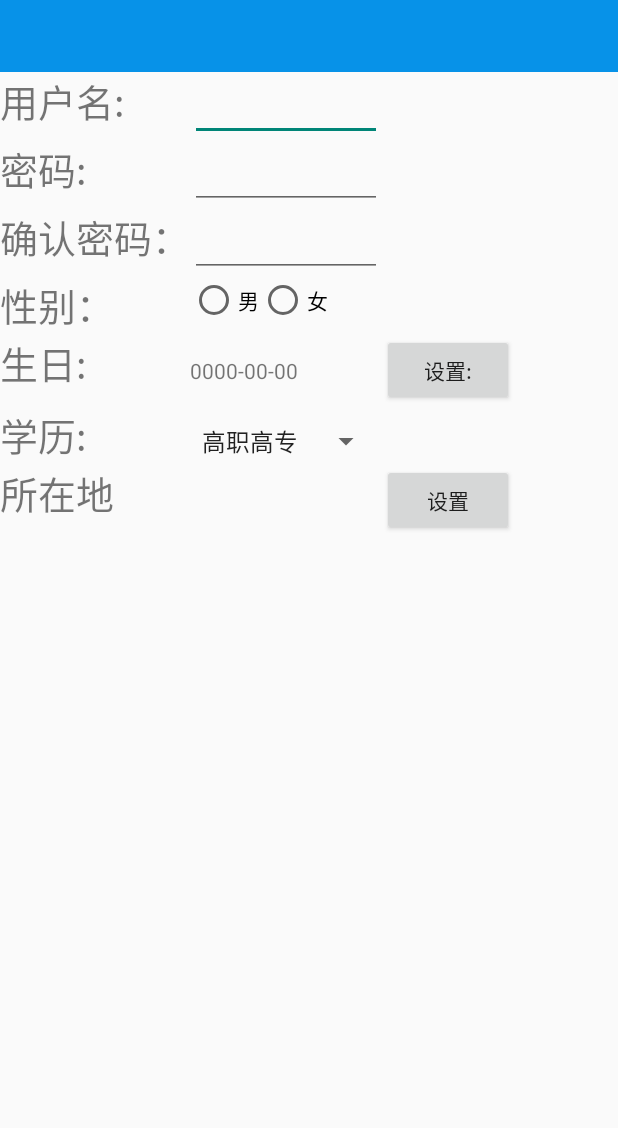
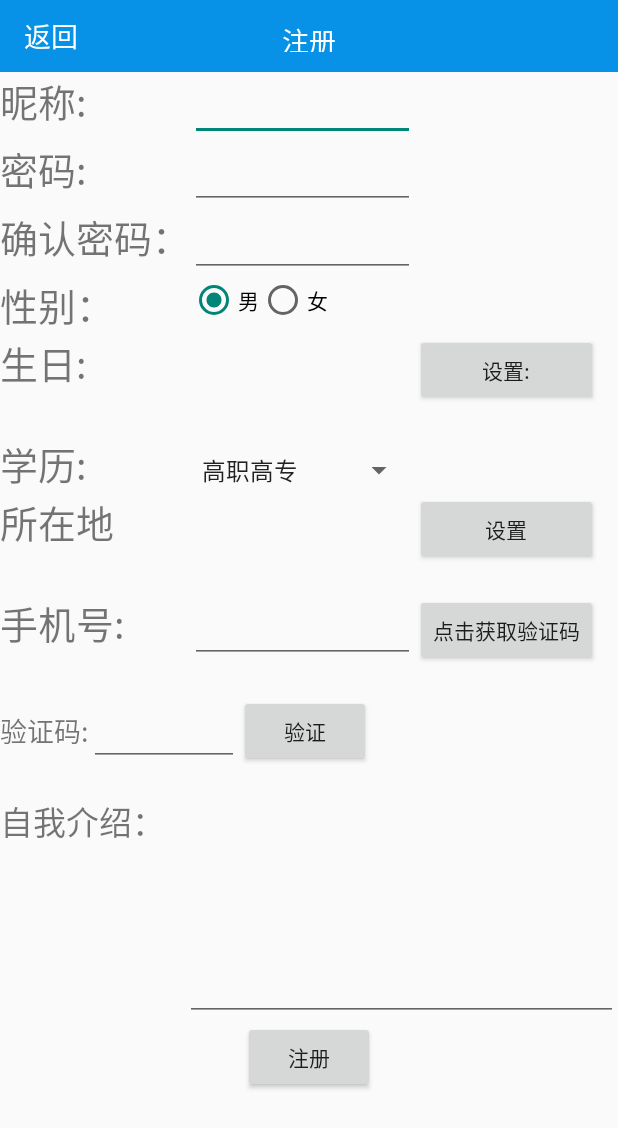
Before and after one commit to zeedraw/ourApp, an Android app: the SignUp screen opened directly, with no data from a screen before it, on a phone screen of 412 x 824 dp. Shown: the top 1128 px of the screen. Run offline under Robolectric (Android 15) with nearby library versions, the phone set to English and light mode, and no system bars; libraries missing offline, so code that uses them is left out: cn.bmob.v3.

Commit message:
基本完成注册界面的功能（判断各编辑框的内容，手机短信验证） 未完成功能：注册按钮的事件绑定

```diff
--- a/ourapp/app/src/main/java/com/example/administrator/ourapp/SignUp.java
+++ b/ourapp/app/src/main/java/com/example/administrator/ourapp/SignUp.java
@@ -1,20 +1,31 @@
 package com.example.administrator.ourapp;
 
+import android.app.DatePickerDialog;
 import android.content.DialogInterface;
 import android.content.SharedPreferences;
 import android.os.Bundle;
 import android.support.annotation.Nullable;
 import android.support.v7.app.AlertDialog;
-import android.support.v7.app.AppCompatActivity;
-import android.view.LayoutInflater;
+import android.text.method.PasswordTransformationMethod;
+import android.util.Log;
 import android.view.View;
-import android.view.ViewParent;
 import android.widget.Button;
+import android.widget.DatePicker;
+import android.widget.EditText;
 import android.widget.LinearLayout;
+import android.widget.RadioGroup;
+import android.widget.Spinner;
 import android.widget.TextView;
+import android.widget.Toast;
 
 import com.example.administrator.ourapp.location.LocationTest;
 
+import java.util.regex.Matcher;
+import java.util.regex.Pattern;
+
+import cn.bmob.v3.BmobSMS;
+import cn.bmob.v3.exception.BmobException;
+import cn.bmob.v3.listener.QueryListener;
 import wheel.widget.OnWheelChangedListener;
 import wheel.widget.WheelView;
 import wheel.widget.adapters.ArrayWheelAdapter;
@@ -22,39 +33,93 @@ import wheel.widget.adapters.ArrayWheelAdapter;
 /**
  * Created by Administrator on 2016/9/5.
  */
-public class SignUp extends LocationTest implements OnWheelChangedListener,View.OnClickListener {
+public class SignUp extends LocationTest implements OnWheelChangedListener,View.OnClickListener,DatePickerDialog.OnDateSetListener,View.OnFocusChangeListener {
     private WheelView mViewProvince;
     private WheelView mViewCity;
-    private WheelView mViewDistrict;
-    private Button mBtnConfirm,location_setting;
-    private TextView location_tv;
+    private WheelView mViewDistrict;//wheelview组件
+    private Button mBtnConfirm,location_setting,bd_setting,signup_bt,verify_bt;
+    private TimeButton sendsms_bt;
+    private TextView location_tv,bd_tv,pwconfirm_mes, phone_mes,title,rt,user_mes,
+                pw_mes,bd_mes,location_mes,sms_mes;
     private AlertDialog.Builder builder;
     private LinearLayout root;
     private SharedPreferences preferences;
     private SharedPreferences.Editor editor;
+    private EditText user_et,pw_et,pwconfirm_et,phone_et,intro_et,sms_et;
+    private RadioGroup sex_rg;
+    private Spinner qualification;
     @Override
     protected void onCreate(@Nullable Bundle savedInstanceState) {
         super.onCreate(savedInstanceState);
         setContentView(R.layout.signup);
+        initWidget();
+    }
+
+    private void initWidget()
+    {
+        user_et=(EditText)findViewById(R.id.user_info);
+        user_mes=(TextView)findViewById(R.id.user_mes);
+        user_et.setOnFocusChangeListener(this);
+
+
+        pw_et=(EditText)findViewById(R.id.pw_info);
+        pw_et.setTransformationMethod(PasswordTransformationMethod.getInstance());
+        pw_et.setOnFocusChangeListener(this);
+        pw_mes=(TextView)findViewById(R.id.pw_mes);
+
+
+        pwconfirm_et=(EditText)findViewById(R.id.pwcofirm_info);
+        pwconfirm_et.setTransformationMethod(PasswordTransformationMethod.getInstance());
+        pwconfirm_mes=(TextView)findViewById(R.id.pwconfirm_mes);
+        pwconfirm_et.setOnFocusChangeListener(this);
+
+        sex_rg=(RadioGroup)findViewById(R.id.sex_info);
+
+        bd_tv=(TextView)findViewById(R.id.bd_info);
+        bd_mes=(TextView)findViewById(R.id.bd_mes);
+        bd_setting=(Button)findViewById(R.id.bd_setting);
+        bd_setting.setOnClickListener(this);
+
+        qualification=(Spinner)findViewById(R.id.quli_spinner);
+
         location_tv=(TextView)findViewById(R.id.location_tv);
+        location_mes=(TextView)findViewById(R.id.location_mes);
         location_setting=(Button)findViewById(R.id.location_setting);
         location_setting.setOnClickListener(this);
+
+        phone_et=(EditText)findViewById(R.id.phone_info);
+        phone_mes =(TextView)findViewById(R.id.phone_mes);
+        phone_et.setOnFocusChangeListener(this);
+        sendsms_bt=(TimeButton)findViewById(R.id.sendsms_bt);
+        sendsms_bt.setOnClickListener(this);
+
+        intro_et=(EditText)findViewById(R.id.intro_info);
+
+        title=(TextView)findViewById(R.id.title);
+        title.setText("注册");
+
+        rt=(TextView)findViewById(R.id.lbt);
+        rt.setOnClickListener(this);
+        rt.setText("返回");
+        rt.setVisibility(View.VISIBLE);
+
+        signup_bt=(Button)findViewById(R.id.signup_bt);
+        signup_bt.setOnClickListener(this);
+
+
 
         preferences=getSharedPreferences("ourApp",MODE_PRIVATE);
         editor=preferences.edit();
     }
 
-
-
-
+    //初始化wheelview组件
     private void setUpViews() {
         mViewProvince = (WheelView)root.findViewById(R.id.id_province);
         mViewCity = (WheelView)root.findViewById(R.id.id_city);
         mViewDistrict = (WheelView)root.findViewById(R.id.id_district);
-        mBtnConfirm = (Button)root.findViewById(R.id.btn_confirm);
 
     }
-
+    //为wheelview组件设置监听器
     private void setUpListener() {
         // 添加change事件
         mViewProvince.addChangingListener(this);
@@ -62,10 +127,9 @@ public class SignUp extends LocationTest implements OnWheelChangedListener,View.
         mViewCity.addChangingListener(this);
         // 添加change事件
         mViewDistrict.addChangingListener(this);
-        // 添加onclick事件
-        mBtnConfirm.setOnClickListener(this);
+
     }
-
+    //为wheelview组件初始化数据
     private void setUpData() {
         initProvinceDatas();
         mViewProvince.setViewAdapter(new ArrayWheelAdapter<String>(SignUp.this, mProvinceDatas));
@@ -128,14 +192,7 @@ public class SignUp extends LocationTest implements OnWheelChangedListener,View.
 
     @Override
     public void onClick(View view) {
-        if(view==mBtnConfirm)
-        {
-            location_tv.setText(
-                    mCurrentProviceName+"-"+mCurrentCityName
-                    +"-"+mCurrentDistrictName);
 
-            builder.create().dismiss();
-        }
         if (view==location_setting)
         {
             root=(LinearLayout)getLayoutInflater().inflate(R.layout.locationwheel,null);
@@ -145,7 +202,9 @@ public class SignUp extends LocationTest implements OnWheelChangedListener,View.
             builder.setView(root).setCancelable(false).setPositiveButton("确定",new DialogInterface.OnClickListener() {
             @Override
             public void onClick(DialogInterface dialogInterface, int i) {
-
+                location_tv.setText(
+                        mCurrentProviceName+"-"+mCurrentCityName
+                                +"-"+mCurrentDistrictName);
             }
         });
             builder.create().show();
@@ -154,5 +213,191 @@ public class SignUp extends LocationTest implements OnWheelChangedListener,View.
             setUpListener();
             setUpData();
         }
+        if (view==bd_setting)
+        {
+            DatePickerDialog dpl=new DatePickerDialog(this,this,1990,0,1);
+            dpl.setTitle("请设置你的生日");
+            dpl.show();
+        }
+        if (view==rt)
+        {
+            sendsms_bt.onDestroy();
+            finish();
+        }
+
+        //注册的监听事件
+        if(view==signup_bt)
+        {
+            signUp();
+        }
+
+        //发送sms
+        if(view==sendsms_bt)
+        {
+            if(isPhone())
+            {
+                sendsms_bt.onCreat();
+                BmobSMS.requestSMSCode(phone_et.getText().toString(), "注册验证", new QueryListener<Integer>() {
+                    @Override
+                    public void done(Integer smsId, BmobException e) {
+                        if (e == null) {//验证码发送成功
+                            Log.i("smile", "短信id：" + smsId);//用于查询本次短信发送详情
+                        }
+
+                    }
+                });
+            }
+        }
     }
+
+    //焦点改变
+    @Override
+    public void onFocusChange(View view, boolean b) {
+        if (!b)
+        {
+            if (view==user_et)
+            {
+                isName();
+            }
+            else if(view==pw_et)
+            {
+                isPassword();
+            }
+            else if(view==pwconfirm_et)
+            {
+                isConfirmPw();
+            }
+            else if(view==phone_et)
+            {
+                isPhone();
+            }
+        }
+    }
+
+    //datepickerdialog按确认后回调
+    @Override
+    public void onDateSet(DatePicker datePicker, int i, int i1, int i2) {
+        if (i1<10) {
+            if (i2<10) {
+                bd_tv.setText(i + "-0" + (i1 + 1) + "-0" + i2);
+            }
+            else {
+                bd_tv.setText(i + "-0" + (i1 + 1) + "-" + i2);
+            }
+        }
+        else {
+            if (i2<10) {
+                bd_tv.setText(i + "-" + (i1 + 1) + "-0" + i2);
+            }
+            else
+            {
+                bd_tv.setText(i + "-" + (i1 + 1) + "-" + i2);
+            }
+
+        }
+    }
+    private boolean isName(){
+        if(user_et.getText().toString().length()!=0)
+        {
+            user_mes.setText("1");
+            return true;
+        }
+        else
+        {
+            user_mes.setText("昵称不能为空");
+            return false;
+        }
+    }
+
+    private boolean isPassword()
+    {
+        if (pw_et.getText().toString().length()==0)
+        {
+            pw_mes.setText("密码不能为空");
+            return false;
+        }
+        else{
+            pw_mes.setText("");
+            return true;
+        }
+    }
+
+    private boolean isConfirmPw()
+    {
+        if (pwconfirm_et.getText().toString().length()==0)
+        {
+            pwconfirm_mes.setText("不能为空");
+            return false;
+        }
+        else if (!(pwconfirm_et.getText().toString().equals(pw_et.getText().toString())))
+        {
+            pwconfirm_mes.setText("与原密码不同");
+            return false;
+        }
+        else
+        {
+            pwconfirm_mes.setText("");
+            return true;
+        }
+    }
+
+    private boolean isBorndate()
+    {
+        if (bd_tv.getText().toString().length()==0)
+        {
+            bd_mes.setText("请设置生日");
+            return false;
+        }
+        else
+        {
+            bd_mes.setText("");
+            return true;
+        }
+    }
+
+    private boolean isLocation()
+    {
+        if(location_tv.getText().toString().length()==0)
+        {
+            location_mes.setText("请设置所在地");
+            return false;
+        }
+        else
+        {
+            location_mes.setText("");
+            return true;
+        }
+    }
+
+    //判断email格式是否正确
+    private boolean isPhone() {
+        String str = "^((13[0-9])|(15[^4,\\D])|(18[0,5-9]))\\d{8}$";
+        Pattern p = Pattern.compile(str);
+        Matcher m = p.matcher(phone_et.getText().toString());
+        if (phone_et.getText().toString().length()==0)
+        {
+            phone_mes.setText("手机号不能为空");
+            return false;
+        }
+        else if(!m.matches())
+        {
+            phone_mes.setText("请输入正确的手机号");
+            return false;
+        }
+        else {
+            phone_mes.setText("");
+            return true;
+        }
+    }
+
+    //注册
+    private void signUp()
+    {
+        if (isName()&&isPassword()&&isConfirmPw()&&isBorndate()&&isLocation()&&isPhone())
+        {
+
+        }
+    }
+
+
 }
--- a/ourapp/app/src/main/res/layout/locationwheel.xml
+++ b/ourapp/app/src/main/res/layout/locationwheel.xml
@@ -31,6 +31,6 @@
 
 </LinearLayout>
 
-    <Button android:layout_height="wrap_content" android:layout_width="match_parent" android:textColor="#000000" android:text="确定" android:layout_marginTop="10dip" android:id="@+id/btn_confirm" android:gravity="center"/>
+
 
 </LinearLayout>
--- a/ourapp/app/src/main/res/layout/signup.xml
+++ b/ourapp/app/src/main/res/layout/signup.xml
@@ -1,20 +1,41 @@
 <?xml version="1.0" encoding="utf-8"?>
-<TableLayout xmlns:android="http://schemas.android.com/apk/res/android"
+<LinearLayout xmlns:android="http://schemas.android.com/apk/res/android"
+    android:layout_height="match_parent"
+    android:layout_width="match_parent"
+    android:orientation="vertical">
+    <include layout="@layout/header"></include>
+    <ScrollView
+        android:layout_width="match_parent"
+        android:layout_height="match_parent">
+<LinearLayout
+    android:layout_height="match_parent"
+    android:layout_width="match_parent"
+    android:orientation="vertical">
+
+
+<TableLayout
     android:orientation="vertical"
     android:layout_width="match_parent"
-    android:layout_height="match_parent">
-  <include layout="@layout/header"></include>
+    android:layout_height="wrap_content">
     <TableRow>
         <TextView
             android:layout_height="wrap_content"
             android:layout_width="match_parent"
-            android:text="用户名:"
+            android:text="昵称:"
             android:textSize="25sp"
             />
         <EditText
+            android:id="@+id/user_info"
+            android:layout_height="wrap_content"
+            android:layout_width="150dp"
+            android:maxLength="10"
+            android:selectAllOnFocus="true" />
+        <TextView
+            android:id="@+id/user_mes"
             android:layout_height="wrap_content"
             android:layout_width="match_parent"
-            android:selectAllOnFocus="true"/>
+            android:textSize="@dimen/text_size_small"
+            android:text=""/>
     </TableRow>
     <TableRow>
         <TextView
@@ -24,9 +45,17 @@
             android:textSize="25sp"
             />
         <EditText
+            android:id="@+id/pw_info"
             android:layout_height="wrap_content"
             android:layout_width="match_parent"
-            android:digits="0123456789abcdefghigklmnopqrstuvwxyzABCDEFGHIJKLMNOPQRSTUVWXYZ"/>
+            android:digits="0123456789abcdefghigklmnopqrstuvwxyzABCDEFGHIJKLMNOPQRSTUVWXYZ"
+            android:maxLength="12"/>
+        <TextView
+            android:id="@+id/pw_mes"
+            android:layout_height="wrap_content"
+            android:layout_width="match_parent"
+            android:textSize="@dimen/text_size_small"
+            android:text=""/>
     </TableRow>
     <TableRow>
         <TextView
@@ -36,10 +65,18 @@
             android:textSize="25sp"
             />
         <EditText
+            android:id="@+id/pwcofirm_info"
             android:layout_height="wrap_content"
             android:layout_width="match_parent"
             android:digits="0123456789abcdefghigklmnopqrstuvwxyzABCDEFGHIJKLMNOPQRSTUVWXYZ"
+            android:maxLength="12"
         />
+        <TextView
+            android:id="@+id/pwconfirm_mes"
+            android:layout_height="wrap_content"
+            android:layout_width="match_parent"
+            android:textSize="@dimen/text_size_small"
+            android:text=""/>
     </TableRow>
     <TableRow>
         <TextView
@@ -49,7 +86,7 @@
             android:textSize="25sp"
             />
         <RadioGroup
-            android:id="@+id/sex"
+            android:id="@+id/sex_info"
             android:orientation="horizontal"
             android:layout_width="match_parent"
             android:layout_height="wrap_content">
@@ -57,7 +94,8 @@
                 android:id="@+id/male"
             android:layout_width="wrap_content"
             android:layout_height="wrap_content"
-                android:text="男"/>
+                android:text="男"
+                android:checked="true"/>
             <RadioButton
                 android:id="@+id/female"
                 android:layout_width="wrap_content"
@@ -74,16 +112,24 @@
             android:textSize="25sp"
             />
         <TextView
+            android:id="@+id/bd_info"
             android:layout_height="wrap_content"
             android:layout_width="match_parent"
-            android:text="0000-00-00"/>
+            android:text=""/>
         <Button
-            android:id="@+id/bt_setting"
+            android:id="@+id/bd_setting"
             android:layout_height="wrap_content"
             android:layout_width="match_parent"
             android:text="设置:"/>
     </TableRow>
-
+    <TableRow>
+    <TextView
+        android:id="@+id/bd_mes"
+        android:layout_height="wrap_content"
+        android:layout_width="match_parent"
+        android:textSize="@dimen/text_size_small"
+        android:text=""/>
+    </TableRow>
     <TableRow>
     <TextView
         android:layout_height="wrap_content"
@@ -116,10 +162,106 @@
             android:layout_width="match_parent"
             android:text="设置"/>
 
+    </TableRow>
+    <TableRow>
+        <TextView
+            android:id="@+id/location_mes"
+            android:layout_height="wrap_content"
+            android:layout_width="match_parent"
+            android:textSize="@dimen/text_size_small"
+            android:text=""/>
+    </TableRow>
+    <TableRow>
+        <TextView
+            android:layout_height="wrap_content"
+            android:layout_width="match_parent"
+            android:text="手机号:"
+            android:textSize="25sp"
+            />
+        <EditText
+            android:id="@+id/phone_info"
+            android:layout_height="wrap_content"
+            android:layout_width="match_parent"
+            android:maxLength="11"
+          />
+       <com.example.administrator.ourapp.TimeButton
+           android:id="@+id/sendsms_bt"
+           android:layout_height="wrap_content"
+           android:layout_width="match_parent"/>
+    </TableRow>
+    <TextView
+        android:id="@+id/phone_mes"
+        android:layout_height="wrap_content"
+        android:layout_width="match_parent"
+        android:textSize="@dimen/text_size_small"
+        android:text=""/>
+    <LinearLayout
+        android:layout_width="match_parent"
+        android:layout_height="@dimen/view_height_custom"
+        android:orientation="horizontal">
+        <TextView
+            android:layout_width="wrap_content"
+            android:layout_height="match_parent"
+            android:textSize="@dimen/text_size_medium"
+            android:text="验证码:"
+            android:paddingTop="10sp"/>
+        <EditText
+            android:id="@+id/sms_info"
+            android:layout_width="100dp"
+            android:layout_height="wrap_content"
+            android:maxLength="6"
+            />
+        <Button
+            android:id="@+id/verify_bt"
+            android:layout_width="wrap_content"
+            android:layout_height="match_parent"
+            android:text="验证"/>
 
-    </TableRow>
+    </LinearLayout>
+    <TextView
+        android:id="@+id/sms_mes"
+        android:layout_height="wrap_content"
+        android:layout_width="match_parent"
+        android:textSize="@dimen/text_size_small"
+        android:text=""/>
+
+</TableLayout>
+    <LinearLayout
+        android:layout_width="match_parent"
+        android:layout_height="150dp"
+        android:orientation="horizontal"
+        >
+        <TextView
+            android:layout_width="0dp"
+            android:layout_height="30dp"
+            android:layout_weight="0.3"
+            android:text="自我介绍："
+            android:textSize="@dimen/text_size_large"
+            android:layout_gravity="start"
+            />
+        <EditText
+            android:id="@+id/intro_info"
+            android:layout_width="0dp"
+            android:layout_height="match_parent"
+            android:layout_weight="0.7"
+            android:maxLength="100"
+            android:textSize="@dimen/text_size_medium"
+            />
+    </LinearLayout>
 
 
 
 
-</TableLayout>
+    <Button
+        android:id="@+id/signup_bt"
+        android:layout_width="wrap_content"
+        android:layout_height="@dimen/view_height_custom"
+        android:layout_gravity="center"
+        android:text="注册"
+        />
+
+
+
+</LinearLayout>
+    </ScrollView>
+</LinearLayout>
```
Also changed, not shown: ourapp/app/src/main/java/com/example/administrator/ourapp/MyUser.java (+10 -0 lines), ourapp/app/src/main/java/com/example/administrator/ourapp/TimeButton.java (added, +124 -0 lines).
